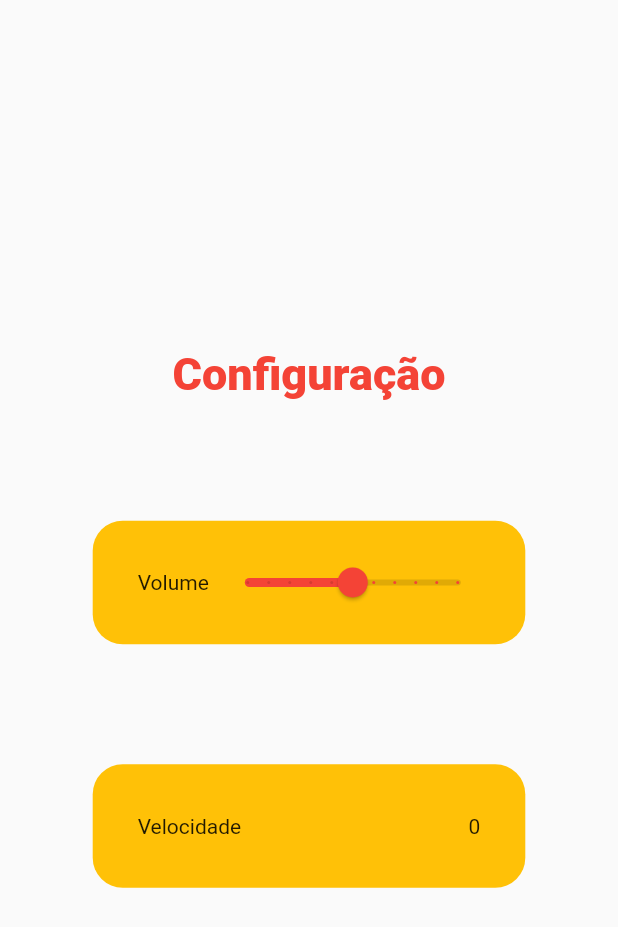
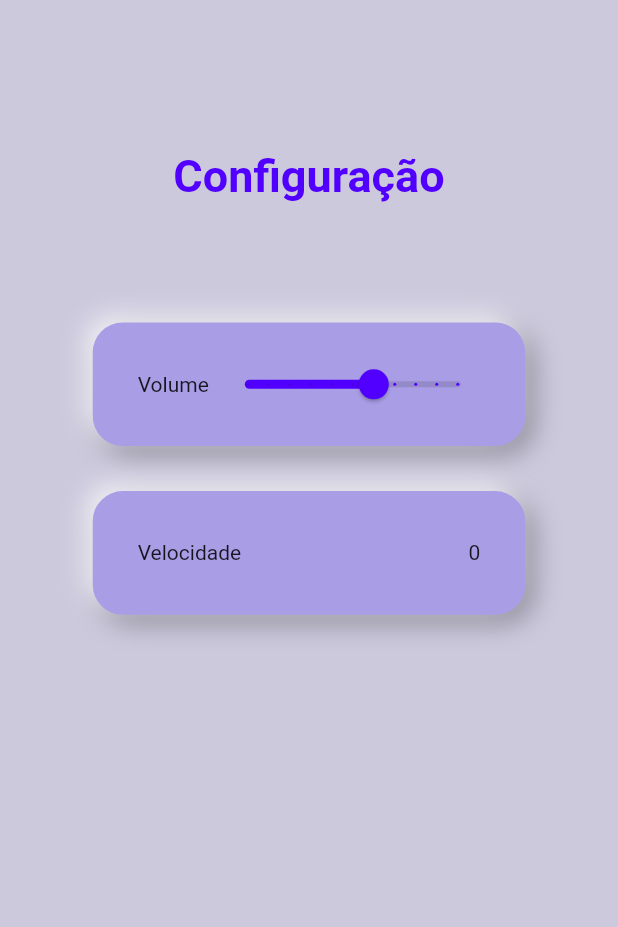
Before and after one commit to paulatalim/Iris, a Flutter app: the screen it shows after launch, on a phone screen of 412 x 824 dp. Shown: the top 927 px of the screen. Run offline on Flutter 3.47's test engine with Material 2 defaults, Android fonts, the light colour scheme and no system bars; Roboto replaces fonts that are missing (Calibri, Poppins).

Commit message:
estilizacao de pagina

```diff
--- a/lib/configuracao.dart
+++ b/lib/configuracao.dart
@@ -13,19 +13,22 @@ class _ConfiguracaoState extends State<Configuracao> {
   @override
   Widget build(BuildContext context) {
     return Scaffold(
+      backgroundColor: const Color.fromARGB(255, 204, 201, 221),
       body: Center(
         child: Column(
-          mainAxisAlignment: MainAxisAlignment.center,
+          mainAxisAlignment: MainAxisAlignment.start,
           children: <Widget>[
+            const Padding(padding: EdgeInsets.only(top: 100)),
+
             // Informa o titulo da pagina
             const Text(
               "Configuração",
               textAlign: TextAlign.center,
               style: TextStyle(
-                  fontFamily: 'Calibri',
-                  fontWeight: FontWeight.w900,
+                  fontFamily: 'Poppins',
+                  fontWeight: FontWeight.w700,
                   fontSize: 30,
-                  color: Colors.red),
+                  color: Color(0xFF5100FF)),
             ),
 
             // Gap entre elementos
@@ -40,8 +43,18 @@ class _ConfiguracaoState extends State<Configuracao> {
               padding: const EdgeInsets.only(
                   left: 30, top: 10, right: 30, bottom: 10),
               decoration: BoxDecoration(
-                color: Colors.amber,
+                color: const Color(0xFFA99DE6),
                 borderRadius: BorderRadius.circular(20),
+                boxShadow: const [
+                  BoxShadow(
+                      color: Color.fromARGB(90, 0, 0, 0),
+                      blurRadius: 15,
+                      offset: Offset(5, 5)),
+                  BoxShadow(
+                      color: Color.fromARGB(200, 255, 255, 255),
+                      blurRadius: 13,
+                      offset: Offset(-5, -5)),
+                ],
               ),
               child: Row(
                 mainAxisAlignment: MainAxisAlignment.spaceBetween,
@@ -50,16 +63,15 @@ class _ConfiguracaoState extends State<Configuracao> {
                   Slider(
                       value: valor, //definir o valor inicial
                       min: 0,
-                      max: 100,
-                      label: 'Volume', //label dinamico
+                      max: 85,
+                      // label: 'Volume', //label dinamico
                       divisions:
                           10, //define as divisoes entre o minimo e o maximo
-                      activeColor: Colors.red,
+                      activeColor: const Color(0xFF5100FF),
                       inactiveColor: Colors.black12,
                       onChanged: (double novoValor) {
                         setState(() {
                           valor = novoValor;
-                          // label = "seleção: " + novoValor.toString();
                         });
                       }),
                 ],
@@ -68,7 +80,7 @@ class _ConfiguracaoState extends State<Configuracao> {
 
             // Gap entre elementos
             const SizedBox(
-              height: 80,
+              height: 30,
             ),
 
             // Compo da velocidade
@@ -78,8 +90,18 @@ class _ConfiguracaoState extends State<Configuracao> {
               padding: const EdgeInsets.only(
                   left: 30, top: 10, right: 30, bottom: 10),
               decoration: BoxDecoration(
-                color: Colors.amber,
+                color: const Color(0xFFA99DE6),
                 borderRadius: BorderRadius.circular(20),
+                boxShadow: const [
+                  BoxShadow(
+                      color: Color.fromARGB(90, 0, 0, 0),
+                      blurRadius: 15,
+                      offset: Offset(5, 5)),
+                  BoxShadow(
+                      color: Color.fromARGB(200, 255, 255, 255),
+                      blurRadius: 13,
+                      offset: Offset(-5, -5)),
+                ],
               ),
               child: const Row(
                 mainAxisAlignment: MainAxisAlignment.spaceBetween,
```
